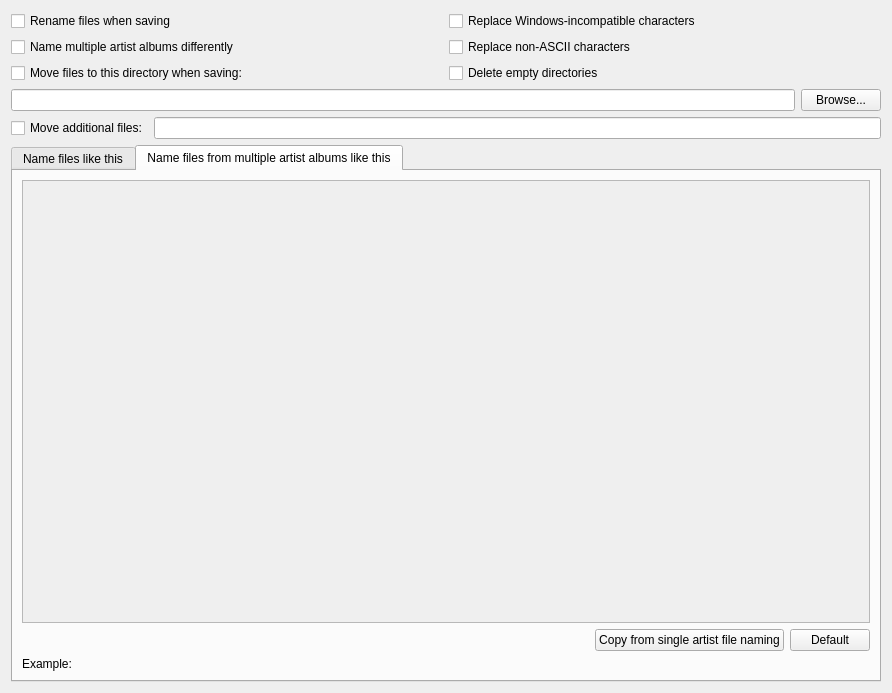
Old version of the form ui/options_renaming.ui in the repository metabrainz/picard.
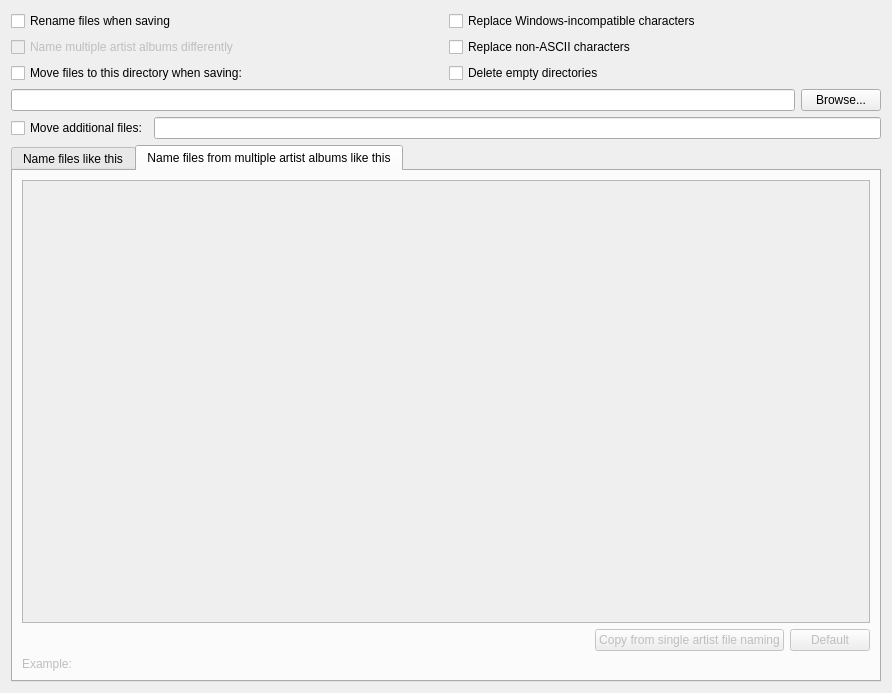
New version of the form. The open tabs and pages were chosen to show the change.

Commit message: fix the checkbox state (again)

What changed in the file:
```diff
--- a/ui/options_renaming.ui
+++ b/ui/options_renaming.ui
@@ -62,6 +62,9 @@
      </item>
      <item row="1" column="0">
       <widget class="QCheckBox" name="use_va_format">
+       <property name="enabled">
+        <bool>false</bool>
+       </property>
        <property name="text">
         <string>Name multiple artist albums differently</string>
        </property>
@@ -218,7 +221,7 @@
      </widget>
      <widget class="QWidget" name="tab_2">
       <property name="enabled">
-       <bool>true</bool>
+       <bool>false</bool>
       </property>
       <attribute name="title">
        <string>Name files from multiple artist albums like this</string>
@@ -262,6 +265,9 @@
          </item>
          <item>
           <widget class="QPushButton" name="va_copy_from_left">
+           <property name="enabled">
+            <bool>false</bool>
+           </property>
            <property name="sizePolicy">
             <sizepolicy hsizetype="Fixed" vsizetype="Fixed">
              <horstretch>0</horstretch>
```
Left out of the diff: 4 changed lines with no effect on the pictures. The commit also changes 2 other files.
